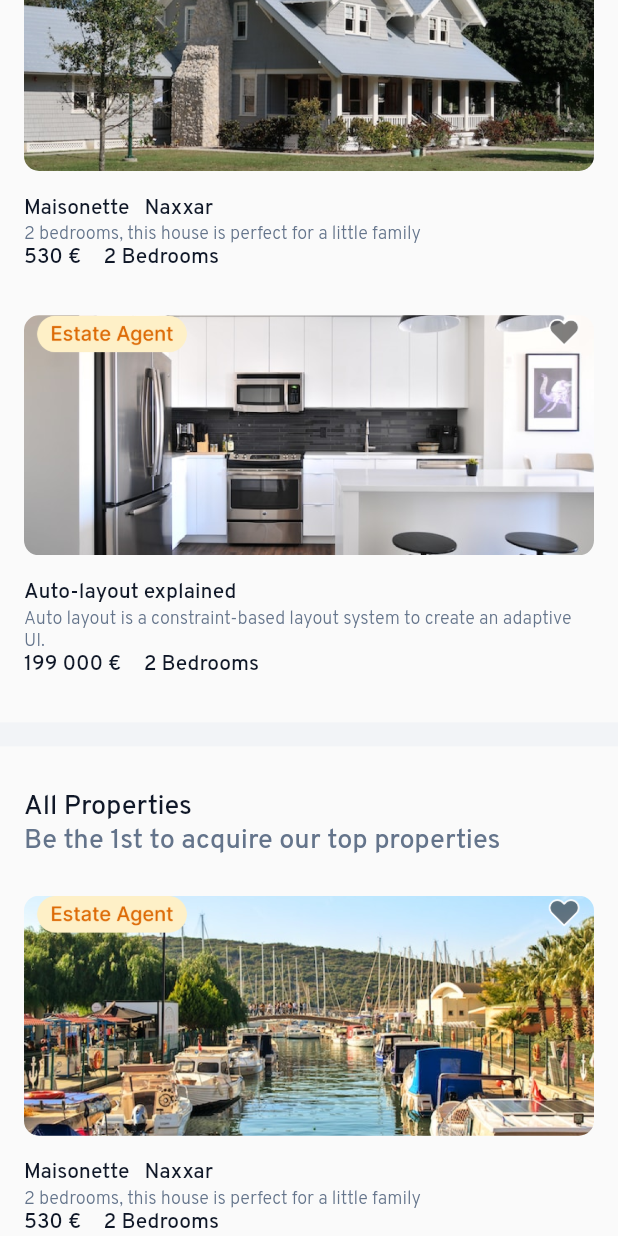
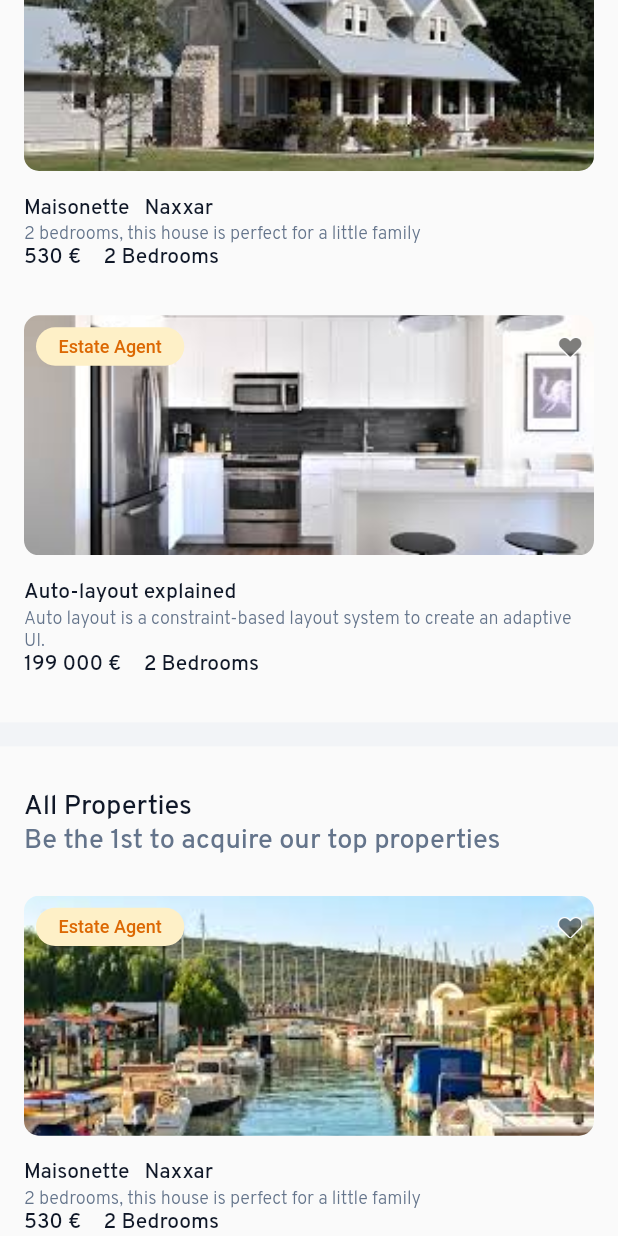
Before and after one commit to JyotBrainBinary/yitaku_new, a Flutter app: the HomeScreen screen opened directly, scrolled down 207 dp, on a phone screen of 412 x 824 dp. Run offline on Flutter 3.47's test engine with Material 2 defaults, Android fonts, the light colour scheme and no system bars; our stand-ins replace carousel_slider, get, step_progress_indicator.

Commit message:
changes janki 5:08

```diff
--- a/lib/main.dart
+++ b/lib/main.dart
@@ -2,6 +2,7 @@ import 'package:flutter/material.dart';
 import 'package:get/get.dart';
 import 'package:yitaku/screen/Auth/BlueLogin/blueLoginScreen.dart';
 import 'package:yitaku/screen/Auth/createAccount/create_account_screen.dart';
+import 'package:yitaku/screen/homeScreen/home_screen.dart';
 import 'package:yitaku/screen/intro_screen/intro_screen.dart';
 import 'package:yitaku/screen/splash_screen/splash_screen.dart';
 import 'package:yitaku/screen/typeSeller_screen/type_seller_screen.dart';
@@ -19,7 +20,7 @@ class MyApp extends StatelessWidget {
     return GetMaterialApp(
       debugShowCheckedModeBanner: false,
       title: 'Yitaku',
-      home: IntroScreen(),
+      home: HomeScreen(),
     );
   }
 }
--- a/lib/screen/homeScreen/home_screen.dart
+++ b/lib/screen/homeScreen/home_screen.dart
@@ -4,7 +4,6 @@ import 'package:yitaku/common/widget/text_style.dart';
 import 'package:yitaku/utils/StringRes.dart';
 import 'package:yitaku/utils/asset_res.dart';
 import 'package:yitaku/utils/colorRes.dart';
-
 
 class HomeScreen extends StatefulWidget {
   const HomeScreen({Key? key}) : super(key: key);
@@ -20,9 +19,7 @@ class _HomeScreenState extends State<HomeScreen> {
       body: SafeArea(
         child: SingleChildScrollView(
           child: Column(
-
             children: [
-
               SizedBox(height: Get.height * 0.03),
 
               ///---------------appbar----------------
@@ -40,8 +37,7 @@ class _HomeScreenState extends State<HomeScreen> {
                       style: overpassRegular(
                           fontWeight: FontWeight.w600,
                           color: ColorRes.fontGrey,
-                          fontSize: 18
-                      ),
+                          fontSize: 18),
                     ),
                     Image.asset(
                       AssetRes.menu,
@@ -62,23 +58,27 @@ class _HomeScreenState extends State<HomeScreen> {
                 child: Column(
                   crossAxisAlignment: CrossAxisAlignment.start,
                   children: [
-
-
-                   Text(StringRes.featuredProperties, style: overpassRegular(
+                    Text(
+                      StringRes.featuredProperties,
+                      style: overpassRegular(
                           fontWeight: FontWeight.w500,
                           color: ColorRes.fontGrey,
-                       fontSize: 18
+                          fontSize: 18),
                     ),
-                   ),
-                   Text(StringRes.beThe1stToAcquireOurTopProperties, style: overpassRegular(
+                    Text(
+                      StringRes.beThe1stToAcquireOurTopProperties,
+                      style: overpassRegular(
                           fontWeight: FontWeight.w500,
                           color: ColorRes.hinttext,
-                       fontSize: 18
-                   ),
+                          fontSize: 18),
                     ),
                     SizedBox(height: Get.height * 0.03),
+
                     /// todo1: top right corner  put like icon and
                     /// todo2: top left corner  put category
+                    Stack(
+
+                      children: [
                         Container(
                           height: 160,
                           width: Get.width,
@@ -88,21 +88,70 @@ class _HomeScreenState extends State<HomeScreen> {
                                   image: AssetImage(
                                     AssetRes.homeScreenImg1,
                                   ),
-                             fit: BoxFit.cover
-                         )
+                                  fit: BoxFit.cover)),
+                        ),
+
+                        Padding(
+                          padding:  EdgeInsets.only(top:  8,right: 8,left: 8),
+                          child: Row(
+                            children: [
+
+                              Container(
+                                height: Get.height * 0.031,
+                                width: Get.width * 0.144,
+                                decoration: BoxDecoration(
+                                  color: ColorRes.skyLight,
+                                  borderRadius: BorderRadius.circular(16),
+                                ),
+                                alignment: Alignment.center,
+                                child: Text(StringRes.owner,style: semiBold(
+                                  color: ColorRes.sky,
+                                  fontSize: 12,fontWeight: FontWeight.w500,
+
+                                ),),
+                              ),
+                       Spacer(),
+                       Image.asset(AssetRes.heart,height: 15,width: 17,),
+                            ],
                           ),
                         ),
+                      ],
+                    ),
                     SizedBox(height: Get.height * 0.02),
-                   Text("Maisonette   Naxxar", style: overpassRegular(color: ColorRes.fontGrey, fontWeight: FontWeight.w500),),
-                   Text("2 bedrooms, this house is perfect for a little family ", style: overpassRegular(color: ColorRes.hinttext, fontSize: 12, fontWeight: FontWeight.w300),),
+                    Text(
+                      "Maisonette   Naxxar",
+                      style: overpassRegular(
+                          color: ColorRes.fontGrey,
+                          fontWeight: FontWeight.w500),
+                    ),
+                    Text(
+                      "2 bedrooms, this house is perfect for a little family ",
+                      style: overpassRegular(
+                          color: ColorRes.hinttext,
+                          fontSize: 12,
+                          fontWeight: FontWeight.w300),
+                    ),
                     Row(
                       children: [
-                       Text("530 €", style: overpassRegular(color: ColorRes.fontGrey, fontWeight: FontWeight.w500),),
+                        Text(
+                          "530 €",
+                          style: overpassRegular(
+                              color: ColorRes.fontGrey,
+                              fontWeight: FontWeight.w500),
+                        ),
                         SizedBox(width: 15),
-                       Text("2 Bedrooms", style: overpassRegular(color: ColorRes.fontGrey, fontWeight: FontWeight.w500),),
+                        Text(
+                          "2 Bedrooms",
+                          style: overpassRegular(
+                              color: ColorRes.fontGrey,
+                              fontWeight: FontWeight.w500),
+                        ),
                       ],
                     ),
                     SizedBox(height: Get.height * 0.035),
+                    Stack(
+
+                      children: [
                         Container(
                           height: 160,
                           width: Get.width,
@@ -112,18 +161,65 @@ class _HomeScreenState extends State<HomeScreen> {
                                   image: AssetImage(
                                     AssetRes.homeScreenImg3,
                                   ),
-                             fit: BoxFit.cover
-                         )
+                                  fit: BoxFit.cover)),
+                        ),
+
+                        Padding(
+                          padding:  EdgeInsets.only(top:  8,right: 8,left: 8),
+                          child: Row(
+                            children: [
+
+                              Container(
+
+                                height: Get.height * 0.031,
+                                width: Get.width * 0.24,
+                                decoration: BoxDecoration(
+                                  color: ColorRes.yellowLight,
+                                  borderRadius: BorderRadius.circular(16),
+                                ),
+                                alignment: Alignment.center,
+                                child: Text(StringRes.estate,style: semiBold(
+                                  color: ColorRes.yellow,
+                                  fontSize: 12,fontWeight: FontWeight.w500,
+
+                                ),),
+                              ),
+                              Spacer(),
+                              Image.asset(AssetRes.heart,height: 15,width: 17,),
+                            ],
                           ),
                         ),
+                      ],
+                    ),
                     SizedBox(height: Get.height * 0.02),
-                   Text("Auto-layout explained", style: overpassRegular(color: ColorRes.fontGrey, fontWeight: FontWeight.w500),),
-                   Text("Auto layout is a constraint-based layout system to create an adaptive UI.", style: overpassRegular(color: ColorRes.hinttext, fontSize: 12, fontWeight: FontWeight.w300),),
+                    Text(
+                      "Auto-layout explained",
+                      style: overpassRegular(
+                          color: ColorRes.fontGrey,
+                          fontWeight: FontWeight.w500),
+                    ),
+                    Text(
+                      "Auto layout is a constraint-based layout system to create an adaptive UI.",
+                      style: overpassRegular(
+                          color: ColorRes.hinttext,
+                          fontSize: 12,
+                          fontWeight: FontWeight.w300),
+                    ),
                     Row(
                       children: [
-                       Text("199 000 €", style: overpassRegular(color: ColorRes.fontGrey, fontWeight: FontWeight.w500),),
+                        Text(
+                          "199 000 €",
+                          style: overpassRegular(
+                              color: ColorRes.fontGrey,
+                              fontWeight: FontWeight.w500),
+                        ),
                         SizedBox(width: 15),
-                       Text("2 Bedrooms", style: overpassRegular(color: ColorRes.fontGrey, fontWeight: FontWeight.w500),),
+                        Text(
+                          "2 Bedrooms",
+                          style: overpassRegular(
+                              color: ColorRes.fontGrey,
+                              fontWeight: FontWeight.w500),
+                        ),
                       ],
                     ),
                     SizedBox(height: Get.height * 0.035),
@@ -144,19 +240,24 @@ class _HomeScreenState extends State<HomeScreen> {
                 child: Column(
                   crossAxisAlignment: CrossAxisAlignment.start,
                   children: [
-                    Text(StringRes.allProperties, style: overpassRegular(
+                    Text(
+                      StringRes.allProperties,
+                      style: overpassRegular(
                           fontWeight: FontWeight.w500,
                           color: ColorRes.fontGrey,
-                        fontSize: 18
+                          fontSize: 18),
                     ),
-                    ),
-                    Text(StringRes.beThe1stToAcquireOurTopProperties, style: overpassRegular(
+                    Text(
+                      StringRes.beThe1stToAcquireOurTopProperties,
+                      style: overpassRegular(
                           fontWeight: FontWeight.w500,
                           color: ColorRes.hinttext,
-                        fontSize: 18
-                    ),
+                          fontSize: 18),
                     ),
                     SizedBox(height: Get.height * 0.03),
+                    Stack(
+
+                      children: [
                         Container(
                           height: 160,
                           width: Get.width,
@@ -166,24 +267,70 @@ class _HomeScreenState extends State<HomeScreen> {
                                   image: AssetImage(
                                     AssetRes.homeScreenImg2,
                                   ),
-                              fit: BoxFit.cover
-                          )
+                                  fit: BoxFit.cover)),
+                        ),
+
+                        Padding(
+                          padding:  EdgeInsets.only(top:  8,right: 8,left: 8),
+                          child: Row(
+                            children: [
+
+                              Container(
+
+                                height: Get.height * 0.031,
+                                width: Get.width * 0.24,
+                                decoration: BoxDecoration(
+                                  color: ColorRes.yellowLight,
+                                  borderRadius: BorderRadius.circular(16),
+                                ),
+                                alignment: Alignment.center,
+                                child: Text(StringRes.estate,style: semiBold(
+                                  color: ColorRes.yellow,
+                                  fontSize: 12,fontWeight: FontWeight.w500,
+
+                                ),),
+                              ),
+                              Spacer(),
+                              Image.asset(AssetRes.heart,height: 15,width: 17,),
+                            ],
                           ),
                         ),
+                      ],
+                    ),
                     SizedBox(height: Get.height * 0.02),
-                    Text("Maisonette   Naxxar", style: overpassRegular(color: ColorRes.fontGrey, fontWeight: FontWeight.w500),),
-                    Text("2 bedrooms, this house is perfect for a little family ", style: overpassRegular(color: ColorRes.hinttext, fontSize: 12, fontWeight: FontWeight.w300),),
+                    Text(
+                      "Maisonette   Naxxar",
+                      style: overpassRegular(
+                          color: ColorRes.fontGrey,
+                          fontWeight: FontWeight.w500),
+                    ),
+                    Text(
+                      "2 bedrooms, this house is perfect for a little family ",
+                      style: overpassRegular(
+                          color: ColorRes.hinttext,
+                          fontSize: 12,
+                          fontWeight: FontWeight.w300),
+                    ),
                     Row(
                       children: [
-                        Text("530 €", style: overpassRegular(color: ColorRes.fontGrey, fontWeight: FontWeight.w500),),
+                        Text(
+                          "530 €",
+                          style: overpassRegular(
+                              color: ColorRes.fontGrey,
+                              fontWeight: FontWeight.w500),
+                        ),
                         SizedBox(width: 15),
-                        Text("2 Bedrooms", style: overpassRegular(color: ColorRes.fontGrey, fontWeight: FontWeight.w500),),
+                        Text(
+                          "2 Bedrooms",
+                          style: overpassRegular(
+                              color: ColorRes.fontGrey,
+                              fontWeight: FontWeight.w500),
+                        ),
                       ],
                     ),
                   ],
                 ),
               ),
-
             ],
           ),
         ),
--- a/lib/utils/StringRes.dart
+++ b/lib/utils/StringRes.dart
@@ -73,6 +73,8 @@ class StringRes {
   /// ------------------ home Screen -------------
 
   static const home = "Home";
+  static const owner = "Owner";
+  static const estate = "Estate Agent";
   static const featuredProperties = "Featured properties";
   static const beThe1stToAcquireOurTopProperties = "Be the 1st to acquire our top properties";
 
--- a/lib/utils/asset_res.dart
+++ b/lib/utils/asset_res.dart
@@ -10,9 +10,9 @@ class AssetRes {
   static const intro3 = "${images}Yuppies - Emails 7.png";
   static const intro4 = "${images}Yuppies - Emails 8 (1).png";
 
-  static const homeScreenImg1 = "${images}homeScreenImg1.png";
-  static const homeScreenImg2 = "${images}homeScreenImg2.png";
-  static const homeScreenImg3 = "${images}homeScreenImg3.png";
+  static const homeScreenImg1 = "${images}images_home.jpg";
+  static const homeScreenImg2 = "${images}images_estate.jpg";
+  static const homeScreenImg3 = "${images}images_kitchen.jpg";
 
 
   ///_____________________ icons _________________________
@@ -27,4 +27,5 @@ class AssetRes {
   static const iconError = "${icons}Icon2.png";
   static const menu = "${icons}menu.png";
   static const backArrow = "${icons}backArrow.png";
+  static const heart = "${icons}Icon.png";
 }
--- a/lib/utils/colorRes.dart
+++ b/lib/utils/colorRes.dart
@@ -9,6 +9,10 @@ class ColorRes {
   static const hinttext = Color(0xff64748B);
   static const textfieldBorder = Color(0xffD0D5DD);
   static const error = Color(0xffFDA29B);
+  static const skyLight = Color(0xffDBEAFB);
+  static const sky = Color(0xff3879E8);
+  static const yellowLight = Color(0xffFEF0C7);
+  static const yellow = Color(0xffDC6803);
 
   ///---------------------- code ------------------
 
```
Also changed, not shown: assets/icons/Icon.png, assets/images/images_estate.jpg (added), assets/images/images_home.jpg (added), assets/images/images_kitchen.jpg (added). Lines whose indentation alone changed are shown as unchanged.
